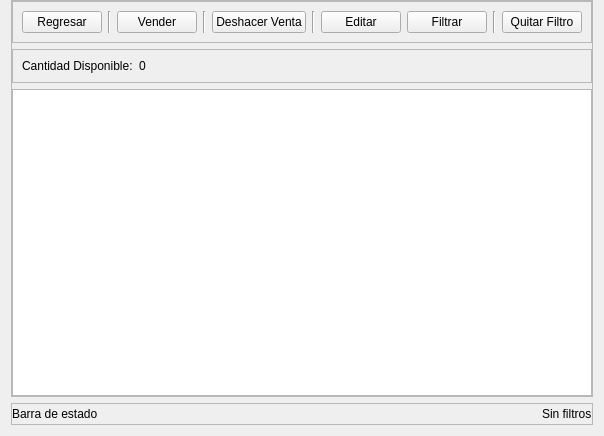
R0land013/blue-pos, file view/ui/product_sale_management.ui: the form before one commit.
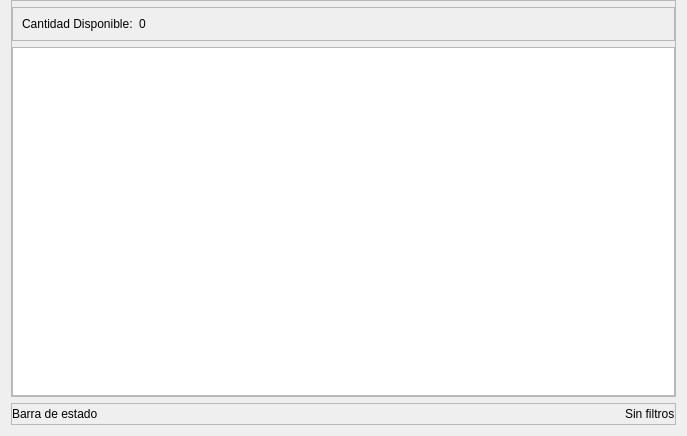
The form after the commit.

Commit message:
Style: Creada barra de herramientas en la vista de ventas de un producto
	Reemplazados los botones por botones de herramientas con imágenes

Diff of the .ui file:
```diff
--- a/view/ui/product_sale_management.ui
+++ b/view/ui/product_sale_management.ui
@@ -6,7 +6,7 @@
    <rect>
     <x>0</x>
     <y>0</y>
-    <width>577</width>
+    <width>687</width>
     <height>436</height>
    </rect>
   </property>
@@ -46,78 +46,6 @@
         <property name="frameShadow">
          <enum>QFrame::Raised</enum>
         </property>
-        <layout class="QHBoxLayout" name="horizontalLayout">
-         <item>
-          <widget class="QPushButton" name="back_button">
-           <property name="text">
-            <string>Regresar</string>
-           </property>
-          </widget>
-         </item>
-         <item>
-          <widget class="Line" name="line_3">
-           <property name="orientation">
-            <enum>Qt::Vertical</enum>
-           </property>
-          </widget>
-         </item>
-         <item>
-          <widget class="QPushButton" name="sell_button">
-           <property name="text">
-            <string>Vender</string>
-           </property>
-          </widget>
-         </item>
-         <item>
-          <widget class="Line" name="line">
-           <property name="orientation">
-            <enum>Qt::Vertical</enum>
-           </property>
-          </widget>
-         </item>
-         <item>
-          <widget class="QPushButton" name="undo_sale_button">
-           <property name="text">
-            <string>Deshacer Venta</string>
-           </property>
-          </widget>
-         </item>
-         <item>
-          <widget class="Line" name="line_2">
-           <property name="orientation">
-            <enum>Qt::Vertical</enum>
-           </property>
-          </widget>
-         </item>
-         <item>
-          <widget class="QPushButton" name="edit_sale_button">
-           <property name="text">
-            <string>Editar</string>
-           </property>
-          </widget>
-         </item>
-         <item>
-          <widget class="QPushButton" name="filter_button">
-           <property name="text">
-            <string>Filtrar</string>
-           </property>
-          </widget>
-         </item>
-         <item>
-          <widget class="Line" name="line_4">
-           <property name="orientation">
-            <enum>Qt::Vertical</enum>
-           </property>
-          </widget>
-         </item>
-         <item>
-          <widget class="QPushButton" name="delete_filter_button">
-           <property name="text">
-            <string>Quitar Filtro</string>
-           </property>
-          </widget>
-         </item>
-        </layout>
        </widget>
       </item>
       <item>
```
Left out of the diff: 2 changed lines with no effect on the pictures. The commit also changes 5 other files.
